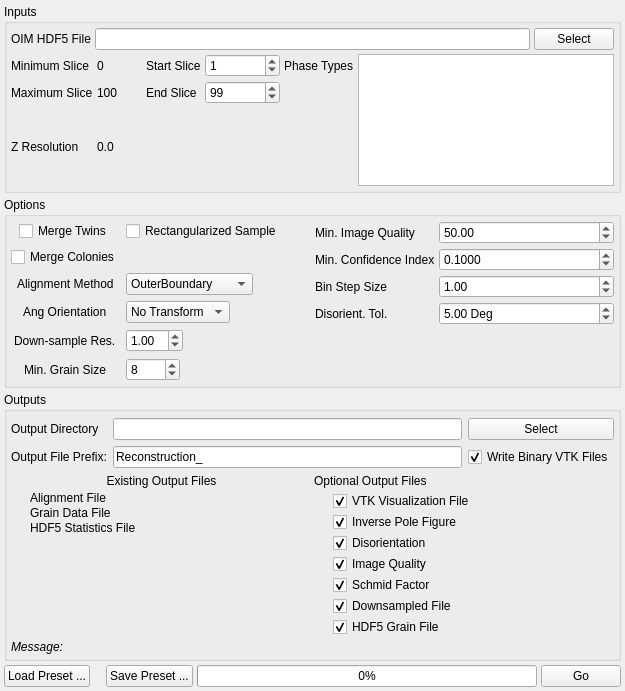
Qt form Source/UIPlugins/Reconstruction/ReconstructionWidget.ui (BlueQuartzSoftware/DREAM3D) before a commit.
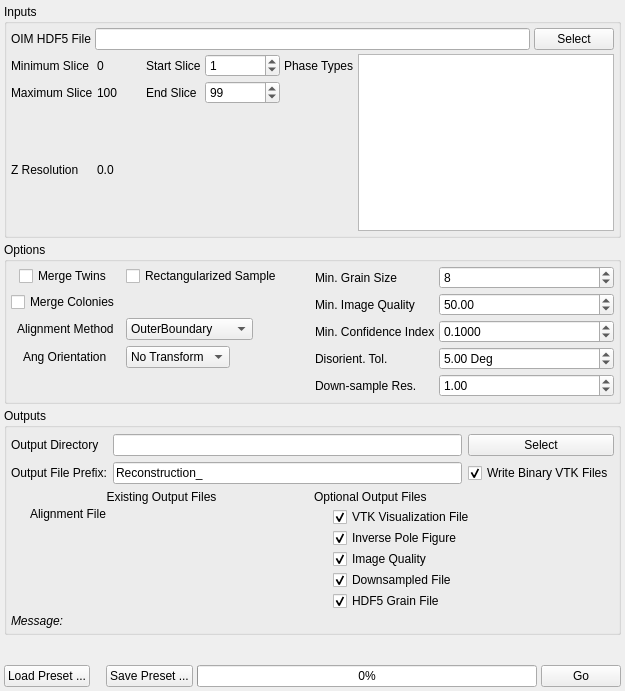
The same form after that commit. Icons and pictures are not drawn. Custom widgets are drawn as their Qt base class.

Commit message: cleaning up reconstruction and grain generator modules now that stats are not calculated within them.  also fixing a calculation error in the hexagonal ipf coloring function.

```diff
--- a/Source/UIPlugins/Reconstruction/ReconstructionWidget.ui
+++ b/Source/UIPlugins/Reconstruction/ReconstructionWidget.ui
@@ -275,20 +275,6 @@
           </item>
          </widget>
         </item>
-        <item row="8" column="0">
-         <widget class="QLabel" name="label_46">
-          <property name="text">
-           <string>Down-sample Res.</string>
-          </property>
-         </widget>
-        </item>
-        <item row="8" column="1">
-         <widget class="QDoubleSpinBox" name="m_DownSampleFactor">
-          <property name="value">
-           <double>1.000000000000000</double>
-          </property>
-         </widget>
-        </item>
         <item row="3" column="1">
          <widget class="QCheckBox" name="m_FillinSample">
           <property name="text">
@@ -310,38 +296,21 @@
           </property>
          </widget>
         </item>
-        <item row="9" column="0">
-         <widget class="QLabel" name="label_8">
-          <property name="text">
-           <string>Min. Grain Size</string>
-          </property>
-         </widget>
-        </item>
-        <item row="9" column="1">
-         <widget class="QSpinBox" name="m_MinAllowedGrainSize">
-          <property name="minimum">
-           <number>1</number>
-          </property>
-          <property name="maximum">
-           <number>1000</number>
-          </property>
-          <property name="value">
-           <number>8</number>
-          </property>
-         </widget>
-        </item>
        </layout>
       </item>
       <item>
        <layout class="QFormLayout" name="formLayout_3">
-        <item row="0" column="0">
+        <property name="fieldGrowthPolicy">
+         <enum>QFormLayout::AllNonFixedFieldsGrow</enum>
+        </property>
+        <item row="1" column="0">
          <widget class="QLabel" name="label_31">
           <property name="text">
            <string>Min. Image Quality</string>
           </property>
          </widget>
         </item>
-        <item row="0" column="1">
+        <item row="1" column="1">
          <widget class="QDoubleSpinBox" name="m_MinImageQuality">
           <property name="maximum">
            <double>50000.000000000000000</double>
@@ -354,14 +323,7 @@
           </property>
          </widget>
         </item>
-        <item row="1" column="0">
-         <widget class="QLabel" name="label_9">
-          <property name="text">
-           <string>Min. Confidence Index</string>
-          </property>
-         </widget>
-        </item>
-        <item row="1" column="1">
+        <item row="2" column="1">
          <widget class="QDoubleSpinBox" name="m_MinConfidence">
           <property name="decimals">
            <number>4</number>
@@ -377,20 +339,6 @@
           </property>
          </widget>
         </item>
-        <item row="2" column="0">
-         <widget class="QLabel" name="label_59">
-          <property name="text">
-           <string>Bin Step Size</string>
-          </property>
-         </widget>
-        </item>
-        <item row="2" column="1">
-         <widget class="QDoubleSpinBox" name="m_BinStepSize">
-          <property name="value">
-           <double>1.000000000000000</double>
-          </property>
-         </widget>
-        </item>
         <item row="3" column="0">
          <widget class="QLabel" name="label_10">
           <property name="text">
@@ -423,6 +371,47 @@
           </property>
          </widget>
         </item>
+        <item row="2" column="0">
+         <widget class="QLabel" name="label_9">
+          <property name="text">
+           <string>Min. Confidence Index</string>
+          </property>
+         </widget>
+        </item>
+        <item row="0" column="1">
+         <widget class="QSpinBox" name="m_MinAllowedGrainSize">
+          <property name="minimum">
+           <number>1</number>
+          </property>
+          <property name="maximum">
+           <number>1000</number>
+          </property>
+          <property name="value">
+           <number>8</number>
+          </property>
+         </widget>
+        </item>
+        <item row="0" column="0">
+         <widget class="QLabel" name="label_8">
+          <property name="text">
+           <string>Min. Grain Size</string>
+          </property>
+         </widget>
+        </item>
+        <item row="4" column="0">
+         <widget class="QLabel" name="label_46">
+          <property name="text">
+           <string>Down-sample Res.</string>
+          </property>
+         </widget>
+        </item>
+        <item row="4" column="1">
+         <widget class="QDoubleSpinBox" name="m_DownSampleFactor">
+          <property name="value">
+           <double>1.000000000000000</double>
+          </property>
+         </widget>
+        </item>
        </layout>
       </item>
      </layout>
@@ -535,7 +524,7 @@
              <string/>
             </property>
             <property name="pixmap">
-             <pixmap resource="../../../../Resources/icons/images/Icons.qrc">:/Delete-16x16.png</pixmap>
+             <pixmap resource="../../../Resources/icons/images/Icons.qrc">:/Delete-16x16.png</pixmap>
             </property>
            </widget>
           </item>
@@ -546,40 +535,6 @@
             </property>
            </widget>
           </item>
-          <item row="2" column="0">
-           <widget class="QLabel" name="m_GrainDataFileIcon">
-            <property name="text">
-             <string/>
-            </property>
-            <property name="pixmap">
-             <pixmap resource="../../../../Resources/icons/images/Icons.qrc">:/Delete-16x16.png</pixmap>
-            </property>
-           </widget>
-          </item>
-          <item row="2" column="1">
-           <widget class="QLabel" name="m_GrainDataFile">
-            <property name="text">
-             <string>Grain Data File</string>
-            </property>
-           </widget>
-          </item>
-          <item row="4" column="0">
-           <widget class="QLabel" name="m_H5StatisticsFileIcon">
-            <property name="text">
-             <string/>
-            </property>
-            <property name="pixmap">
-             <pixmap resource="../../../../Resources/icons/images/Icons.qrc">:/Delete-16x16.png</pixmap>
-            </property>
-           </widget>
-          </item>
-          <item row="4" column="1">
-           <widget class="QLabel" name="m_H5StatisticsFile">
-            <property name="text">
-             <string>HDF5 Statistics File</string>
-            </property>
-           </widget>
-          </item>
          </layout>
         </item>
         <item row="1" column="1">
@@ -605,7 +560,17 @@
              <string/>
             </property>
             <property name="pixmap">
-             <pixmap resource="../../../../Resources/icons/images/Icons.qrc">:/Delete-16x16.png</pixmap>
+             <pixmap resource="../../../Resources/icons/images/Icons.qrc">:/Delete-16x16.png</pixmap>
+            </property>
+           </widget>
+          </item>
+          <item row="1" column="1">
+           <widget class="QCheckBox" name="m_VisualizationVizFile">
+            <property name="text">
+             <string>VTK Visualization File</string>
+            </property>
+            <property name="checked">
+             <bool>true</bool>
             </property>
            </widget>
           </item>
@@ -615,7 +580,7 @@
              <string/>
             </property>
             <property name="pixmap">
-             <pixmap resource="../../../../Resources/icons/images/Icons.qrc">:/Delete-16x16.png</pixmap>
+             <pixmap resource="../../../Resources/icons/images/Icons.qrc">:/Delete-16x16.png</pixmap>
             </property>
            </widget>
           </item>
@@ -630,36 +595,16 @@
            </widget>
           </item>
           <item row="3" column="0">
-           <widget class="QLabel" name="m_DisorientationVizFileIcon">
-            <property name="text">
-             <string/>
-            </property>
-            <property name="pixmap">
-             <pixmap resource="../../../../Resources/icons/images/Icons.qrc">:/Delete-16x16.png</pixmap>
-            </property>
-           </widget>
-          </item>
-          <item row="3" column="1">
-           <widget class="QCheckBox" name="m_DisorientationVizFile">
-            <property name="text">
-             <string>Disorientation</string>
-            </property>
-            <property name="checked">
-             <bool>true</bool>
-            </property>
-           </widget>
-          </item>
-          <item row="4" column="0">
            <widget class="QLabel" name="m_ImageQualityVizFileIcon">
             <property name="text">
              <string/>
             </property>
             <property name="pixmap">
-             <pixmap resource="../../../../Resources/icons/images/Icons.qrc">:/Delete-16x16.png</pixmap>
+             <pixmap resource="../../../Resources/icons/images/Icons.qrc">:/Delete-16x16.png</pixmap>
             </property>
            </widget>
           </item>
-          <item row="4" column="1">
+          <item row="3" column="1">
            <widget class="QCheckBox" name="m_ImageQualityVizFile">
             <property name="text">
              <string>Image Quality</string>
@@ -669,37 +614,37 @@
             </property>
            </widget>
           </item>
+          <item row="4" column="0">
+           <widget class="QLabel" name="m_DownSampledVizFileIcon">
+            <property name="text">
+             <string/>
+            </property>
+            <property name="pixmap">
+             <pixmap resource="../../../Resources/icons/images/Icons.qrc">:/Delete-16x16.png</pixmap>
+            </property>
+           </widget>
+          </item>
+          <item row="4" column="1">
+           <widget class="QCheckBox" name="m_DownSampledVizFile">
+            <property name="text">
+             <string>Downsampled File</string>
+            </property>
+            <property name="checked">
+             <bool>true</bool>
+            </property>
+           </widget>
+          </item>
           <item row="5" column="0">
-           <widget class="QLabel" name="m_SchmidFactorVizFileIcon">
+           <widget class="QLabel" name="m_HDF5GrainFileIcon">
             <property name="text">
              <string/>
             </property>
             <property name="pixmap">
-             <pixmap resource="../../../../Resources/icons/images/Icons.qrc">:/Delete-16x16.png</pixmap>
+             <pixmap resource="../../../Resources/icons/images/Icons.qrc">:/Delete-16x16.png</pixmap>
             </property>
            </widget>
           </item>
           <item row="5" column="1">
-           <widget class="QCheckBox" name="m_SchmidFactorVizFile">
-            <property name="text">
-             <string>Schmid Factor</string>
-            </property>
-            <property name="checked">
-             <bool>true</bool>
-            </property>
-           </widget>
-          </item>
-          <item row="1" column="1">
-           <widget class="QCheckBox" name="m_VisualizationVizFile">
-            <property name="text">
-             <string>VTK Visualization File</string>
-            </property>
-            <property name="checked">
-             <bool>true</bool>
-            </property>
-           </widget>
-          </item>
-          <item row="7" column="1">
            <widget class="QCheckBox" name="m_HDF5GrainFile">
             <property name="text">
              <string>HDF5 Grain File</string>
@@ -709,36 +654,6 @@
             </property>
            </widget>
           </item>
-          <item row="7" column="0">
-           <widget class="QLabel" name="m_HDF5GrainFileIcon">
-            <property name="text">
-             <string/>
-            </property>
-            <property name="pixmap">
-             <pixmap resource="../../../../Resources/icons/images/Icons.qrc">:/Delete-16x16.png</pixmap>
-            </property>
-           </widget>
-          </item>
-          <item row="6" column="1">
-           <widget class="QCheckBox" name="m_DownSampledVizFile">
-            <property name="text">
-             <string>Downsampled File</string>
-            </property>
-            <property name="checked">
-             <bool>true</bool>
-            </property>
-           </widget>
-          </item>
-          <item row="6" column="0">
-           <widget class="QLabel" name="m_DownSampledVizFileIcon">
-            <property name="text">
-             <string/>
-            </property>
-            <property name="pixmap">
-             <pixmap resource="../../../../Resources/icons/images/Icons.qrc">:/Delete-16x16.png</pixmap>
-            </property>
-           </widget>
-          </item>
          </layout>
         </item>
         <item row="2" column="0" colspan="2">
```
Left out of the diff: 2 changed lines with no effect on the pictures. The commit also changes 9 other files.
